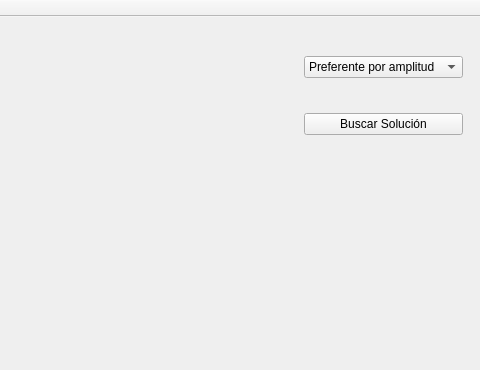
Before: the Qt Designer form ProyectoIA/mapa.ui in Salazarjuan/InteligenciaArtificialProyectoFinal, drawn with Qt 5; both pictures show x 727 to 1207 and y 0 to 370 of the 1207 by 786 pixel window.
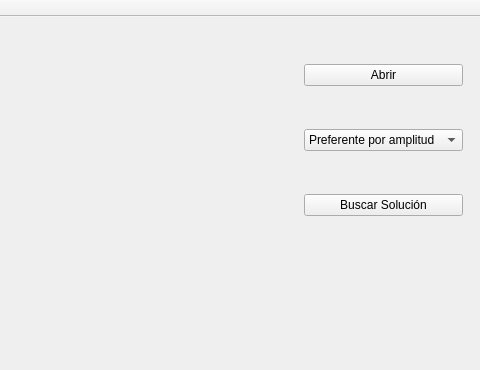
After: the same form once the commit is applied.

Diff of the .ui file:
```diff
--- a/ProyectoIA/mapa.ui
+++ b/ProyectoIA/mapa.ui
@@ -38,13 +38,20 @@
       <x>1020</x>
       <y>-1</y>
       <width>181</width>
-      <height>161</height>
+      <height>251</height>
      </rect>
     </property>
     <layout class="QVBoxLayout" name="verticalLayout">
      <property name="spacing">
       <number>6</number>
      </property>
+     <item>
+      <widget class="QPushButton" name="abrir_btn">
+       <property name="text">
+        <string>Abrir</string>
+       </property>
+      </widget>
+     </item>
      <item>
       <widget class="QComboBox" name="busquedas_cb">
        <item>
```
